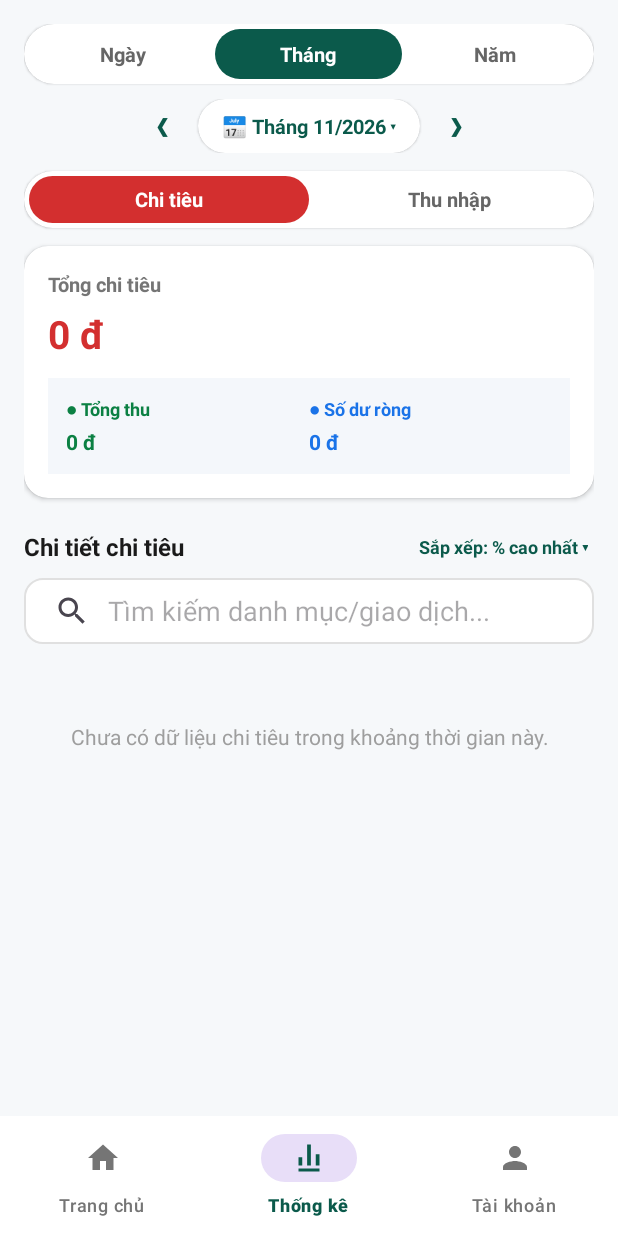
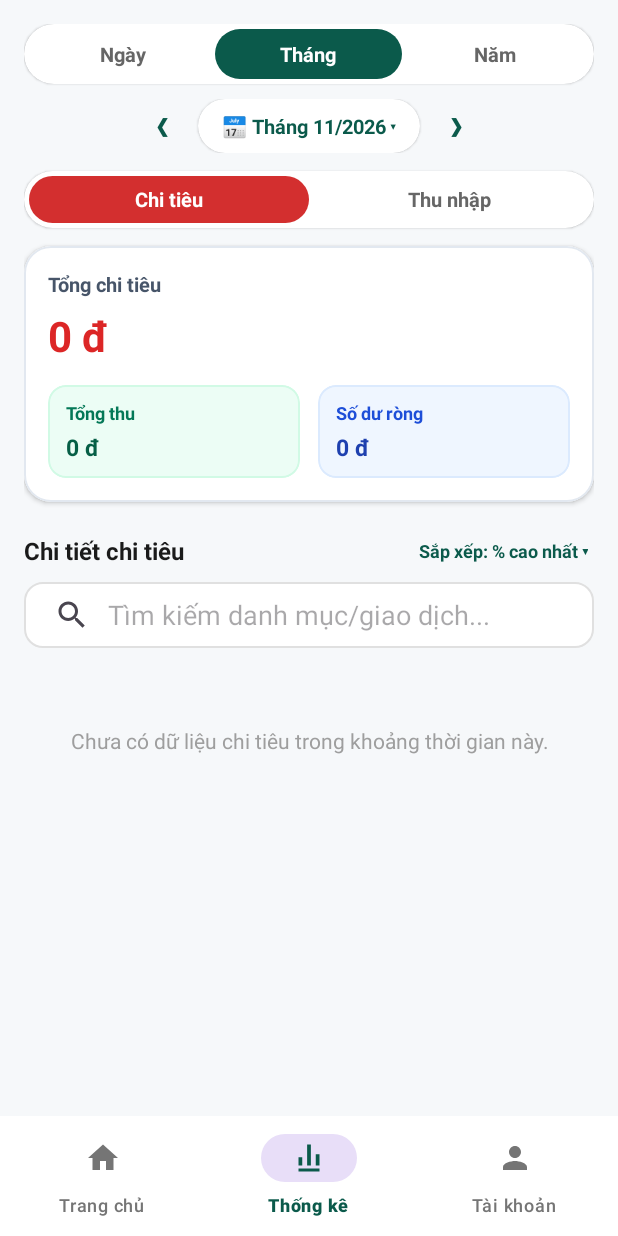
Before and after one commit to kietnt1905/SmartSpend-Android, an Android app: the screen it shows after launch (MainActivity), item 2 of the bottom bar chosen, on a phone screen of 412 x 824 dp. Run offline under Robolectric (Android 15) with nearby library versions, the phone set to English and light mode, and no system bars; 1 statement that could not run was skipped.

Commit message:
style(statistic): làm rõ bố cục thẻ tổng quan thu chi và số dư ròng

```diff
--- a/app/src/main/java/com/vhu/smartspend/ui/StatisticFragment.java
+++ b/app/src/main/java/com/vhu/smartspend/ui/StatisticFragment.java
@@ -28,6 +28,7 @@ import androidx.fragment.app.Fragment;
 import androidx.recyclerview.widget.LinearLayoutManager;
 import androidx.recyclerview.widget.RecyclerView;
 
+import com.google.android.material.card.MaterialCardView;
 import com.vhu.smartspend.R;
 import com.vhu.smartspend.database.BudgetDAO;
 import com.vhu.smartspend.model.Category;
@@ -69,6 +70,7 @@ public class StatisticFragment extends Fragment {
     private CardView cardDateRangePicker;
 
     private TextView tvOverviewTitle, tvComparisonBadge, tvTotalExpenseMain;
+    private MaterialCardView cardOverviewSub, cardNetBalance;
     private TextView tvOverviewSubLabel, tvTotalIncome, tvNetBalance;
     private TextView tvCategorySectionTitle, tvSortOrder, tvEmptyState;
     private SearchView svTransactionSearch;
@@ -156,6 +158,8 @@ public class StatisticFragment extends Fragment {
         tvOverviewTitle = view.findViewById(R.id.tvOverviewTitle);
         tvComparisonBadge = view.findViewById(R.id.tvComparisonBadge);
         tvTotalExpenseMain = view.findViewById(R.id.tvTotalExpenseMain);
+        cardOverviewSub = view.findViewById(R.id.cardOverviewSub);
+        cardNetBalance = view.findViewById(R.id.cardNetBalance);
         tvOverviewSubLabel = view.findViewById(R.id.tvOverviewSubLabel);
         tvTotalIncome = view.findViewById(R.id.tvTotalIncome);
         tvNetBalance = view.findViewById(R.id.tvNetBalance);
@@ -551,24 +555,28 @@ public class StatisticFragment extends Fragment {
         if (isExpenseMode) {
             tvOverviewTitle.setText("Tổng chi tiêu");
             tvTotalExpenseMain.setText(totalExpense > 0 ? "-" + CurrencyUtils.formatVND(totalExpense) : "0 đ");
-            tvTotalExpenseMain.setTextColor(Color.parseColor("#D32F2F"));
+            tvTotalExpenseMain.setTextColor(Color.parseColor("#DC2626"));
 
-            tvOverviewSubLabel.setText("● Tổng thu");
-            tvOverviewSubLabel.setTextColor(Color.parseColor("#0B8043"));
+            tvOverviewSubLabel.setText("Tổng thu");
+            tvOverviewSubLabel.setTextColor(Color.parseColor("#047857"));
             tvTotalIncome.setText(totalIncome > 0 ? "+" + CurrencyUtils.formatVND(totalIncome) : "0 đ");
-            tvTotalIncome.setTextColor(Color.parseColor("#0B8043"));
+            tvTotalIncome.setTextColor(Color.parseColor("#065F46"));
+            cardOverviewSub.setCardBackgroundColor(Color.parseColor("#ECFDF5"));
+            cardOverviewSub.setStrokeColor(Color.parseColor("#D1FAE5"));
 
             tvCategorySectionTitle.setText("Chi tiết chi tiêu");
             tvEmptyState.setText("Chưa có dữ liệu chi tiêu trong khoảng thời gian này.");
         } else {
             tvOverviewTitle.setText("Tổng thu nhập");
             tvTotalExpenseMain.setText(totalIncome > 0 ? "+" + CurrencyUtils.formatVND(totalIncome) : "0 đ");
-            tvTotalExpenseMain.setTextColor(Color.parseColor("#0B8043"));
+            tvTotalExpenseMain.setTextColor(Color.parseColor("#059669"));
 
-            tvOverviewSubLabel.setText("● Tổng chi");
-            tvOverviewSubLabel.setTextColor(Color.parseColor("#D32F2F"));
+            tvOverviewSubLabel.setText("Tổng chi");
+            tvOverviewSubLabel.setTextColor(Color.parseColor("#B91C1C"));
             tvTotalIncome.setText(totalExpense > 0 ? "-" + CurrencyUtils.formatVND(totalExpense) : "0 đ");
-            tvTotalIncome.setTextColor(Color.parseColor("#D32F2F"));
+            tvTotalIncome.setTextColor(Color.parseColor("#991B1B"));
+            cardOverviewSub.setCardBackgroundColor(Color.parseColor("#FEF2F2"));
+            cardOverviewSub.setStrokeColor(Color.parseColor("#FECACA"));
 
             tvCategorySectionTitle.setText("Chi tiết thu nhập");
             tvEmptyState.setText("Chưa có dữ liệu thu nhập trong khoảng thời gian này.");
@@ -576,13 +584,19 @@ public class StatisticFragment extends Fragment {
 
         if (netBalance > 0) {
             tvNetBalance.setText("+" + CurrencyUtils.formatVND(netBalance));
-            tvNetBalance.setTextColor(Color.parseColor("#1A73E8"));
+            tvNetBalance.setTextColor(Color.parseColor("#1E40AF"));
+            cardNetBalance.setCardBackgroundColor(Color.parseColor("#EFF6FF"));
+            cardNetBalance.setStrokeColor(Color.parseColor("#DBEAFE"));
         } else if (netBalance < 0) {
             tvNetBalance.setText("-" + CurrencyUtils.formatVND(Math.abs(netBalance)));
-            tvNetBalance.setTextColor(Color.parseColor("#D32F2F"));
+            tvNetBalance.setTextColor(Color.parseColor("#B91C1C"));
+            cardNetBalance.setCardBackgroundColor(Color.parseColor("#FEF2F2"));
+            cardNetBalance.setStrokeColor(Color.parseColor("#FECACA"));
         } else {
             tvNetBalance.setText("0 đ");
-            tvNetBalance.setTextColor(Color.parseColor("#1A73E8"));
+            tvNetBalance.setTextColor(Color.parseColor("#1E40AF"));
+            cardNetBalance.setCardBackgroundColor(Color.parseColor("#EFF6FF"));
+            cardNetBalance.setStrokeColor(Color.parseColor("#DBEAFE"));
         }
 
         updateComparisonBadge(mainAmount, prevAmount, isExpenseMode);
@@ -629,11 +643,11 @@ public class StatisticFragment extends Fragment {
 
         boolean isGood = isExpenseMode ? (diffPct <= 0) : (diffPct >= 0);
         if (isGood) {
-            tvComparisonBadge.setTextColor(Color.parseColor("#0B8043"));
-            tvComparisonBadge.setBackgroundColor(Color.parseColor("#E8F5E9"));
+            tvComparisonBadge.setTextColor(Color.parseColor("#047857"));
+            tvComparisonBadge.setBackground(createTabDrawable(Color.parseColor("#D1FAE5")));
         } else {
-            tvComparisonBadge.setTextColor(Color.parseColor("#D32F2F"));
-            tvComparisonBadge.setBackgroundColor(Color.parseColor("#FDE8E8"));
+            tvComparisonBadge.setTextColor(Color.parseColor("#B91C1C"));
+            tvComparisonBadge.setBackground(createTabDrawable(Color.parseColor("#FEE2E2")));
         }
     }
 
--- a/app/src/main/res/layout/fragment_statistic.xml
+++ b/app/src/main/res/layout/fragment_statistic.xml
@@ -178,15 +178,17 @@
             </LinearLayout>
         </androidx.cardview.widget.CardView>
 
-        <!-- 4. Overview Card (Gọn, hợp lý theo tab Chi tiêu / Thu nhập) -->
-        <androidx.cardview.widget.CardView
+        <!-- 4. Overview Card (Gọn, rõ ràng theo tab Chi tiêu / Thu nhập) -->
+        <com.google.android.material.card.MaterialCardView
             android:id="@+id/cardOverview"
             android:layout_width="match_parent"
             android:layout_height="wrap_content"
             android:layout_marginTop="12dp"
             app:cardBackgroundColor="#FFFFFF"
-            app:cardCornerRadius="16dp"
-            app:cardElevation="2dp">
+            app:cardCornerRadius="18dp"
+            app:cardElevation="2dp"
+            app:strokeColor="#E2E8F0"
+            app:strokeWidth="1dp">
 
             <LinearLayout
                 android:layout_width="match_parent"
@@ -204,7 +206,7 @@
                         android:layout_height="wrap_content"
                         android:layout_centerVertical="true"
                         android:text="Tổng chi tiêu"
-                        android:textColor="#757575"
+                        android:textColor="#475569"
                         android:textSize="13sp"
                         android:textStyle="bold" />
 
@@ -214,11 +216,8 @@
                         android:layout_height="wrap_content"
                         android:layout_alignParentEnd="true"
                         android:layout_centerVertical="true"
-                        android:background="#FDE8E8"
-                        android:paddingStart="8dp"
-                        android:paddingTop="3dp"
-                        android:paddingEnd="8dp"
-                        android:paddingBottom="3dp"
+                        android:paddingHorizontal="10dp"
+                        android:paddingVertical="4dp"
                         android:textColor="#D32F2F"
                         android:textSize="11sp"
                         android:textStyle="bold"
@@ -232,31 +231,42 @@
                     android:layout_marginTop="6dp"
                     android:text="0 đ"
                     android:textColor="#D32F2F"
-                    android:textSize="26sp"
+                    android:textSize="28sp"
                     android:textStyle="bold" />
 
-                <!-- Inner Financial Summary Strip -->
+                <!-- 2 Thẻ tóm tắt thu / số dư tách rõ ràng -->
                 <LinearLayout
                     android:layout_width="match_parent"
                     android:layout_height="wrap_content"
-                    android:layout_marginTop="12dp"
-                    android:background="#F4F7FB"
+                    android:layout_marginTop="14dp"
                     android:baselineAligned="false"
-                    android:orientation="horizontal"
-                    android:padding="12dp">
+                    android:orientation="horizontal">
+
+                    <com.google.android.material.card.MaterialCardView
+                        android:id="@+id/cardOverviewSub"
+                        android:layout_width="0dp"
+                        android:layout_height="wrap_content"
+                        android:layout_marginEnd="6dp"
+                        android:layout_weight="1"
+                        app:cardBackgroundColor="#ECFDF5"
+                        app:cardCornerRadius="12dp"
+                        app:cardElevation="0dp"
+                        app:strokeColor="#D1FAE5"
+                        app:strokeWidth="1dp">
 
                         <LinearLayout
-                        android:layout_width="0dp"
+                            android:layout_width="match_parent"
                             android:layout_height="wrap_content"
-                        android:layout_weight="1"
-                        android:orientation="vertical">
+                            android:orientation="vertical"
+                            android:paddingHorizontal="12dp"
+                            android:paddingVertical="10dp">
 
                             <TextView
                                 android:id="@+id/tvOverviewSubLabel"
                                 android:layout_width="wrap_content"
                                 android:layout_height="wrap_content"
-                            android:text="● Tổng thu"
-                            android:textColor="#0B8043"
+                                android:text="Tổng thu"
+                                android:textColor="#047857"
                                 android:textSize="12sp"
                                 android:textStyle="bold" />
 
@@ -264,24 +274,38 @@
                                 android:id="@+id/tvTotalIncome"
                                 android:layout_width="wrap_content"
                                 android:layout_height="wrap_content"
-                            android:layout_marginTop="3dp"
+                                android:layout_marginTop="4dp"
                                 android:text="0 đ"
-                            android:textColor="#0B8043"
-                            android:textSize="14sp"
+                                android:textColor="#065F46"
+                                android:textSize="15sp"
                                 android:textStyle="bold" />
                         </LinearLayout>
+                    </com.google.android.material.card.MaterialCardView>
+
+                    <com.google.android.material.card.MaterialCardView
+                        android:id="@+id/cardNetBalance"
+                        android:layout_width="0dp"
+                        android:layout_height="wrap_content"
+                        android:layout_marginStart="6dp"
+                        android:layout_weight="1"
+                        app:cardBackgroundColor="#EFF6FF"
+                        app:cardCornerRadius="12dp"
+                        app:cardElevation="0dp"
+                        app:strokeColor="#DBEAFE"
+                        app:strokeWidth="1dp">
 
                         <LinearLayout
-                        android:layout_width="0dp"
+                            android:layout_width="match_parent"
                             android:layout_height="wrap_content"
-                        android:layout_weight="1"
-                        android:orientation="vertical">
+                            android:orientation="vertical"
+                            android:paddingHorizontal="12dp"
+                            android:paddingVertical="10dp">
 
                             <TextView
                                 android:layout_width="wrap_content"
                                 android:layout_height="wrap_content"
-                            android:text="● Số dư ròng"
-                            android:textColor="#1A73E8"
+                                android:text="Số dư ròng"
+                                android:textColor="#1D4ED8"
                                 android:textSize="12sp"
                                 android:textStyle="bold" />
 
@@ -289,16 +313,17 @@
                                 android:id="@+id/tvNetBalance"
                                 android:layout_width="wrap_content"
                                 android:layout_height="wrap_content"
-                            android:layout_marginTop="3dp"
+                                android:layout_marginTop="4dp"
                                 android:text="0 đ"
-                            android:textColor="#1A73E8"
-                            android:textSize="14sp"
+                                android:textColor="#1E40AF"
+                                android:textSize="15sp"
                                 android:textStyle="bold" />
                         </LinearLayout>
+                    </com.google.android.material.card.MaterialCardView>
                 </LinearLayout>
 
             </LinearLayout>
-        </androidx.cardview.widget.CardView>
+        </com.google.android.material.card.MaterialCardView>
 
         <!-- 5. Category Detail Header & Search/Rule Bar -->
         <RelativeLayout
```
Lines whose indentation alone changed are shown as unchanged.
